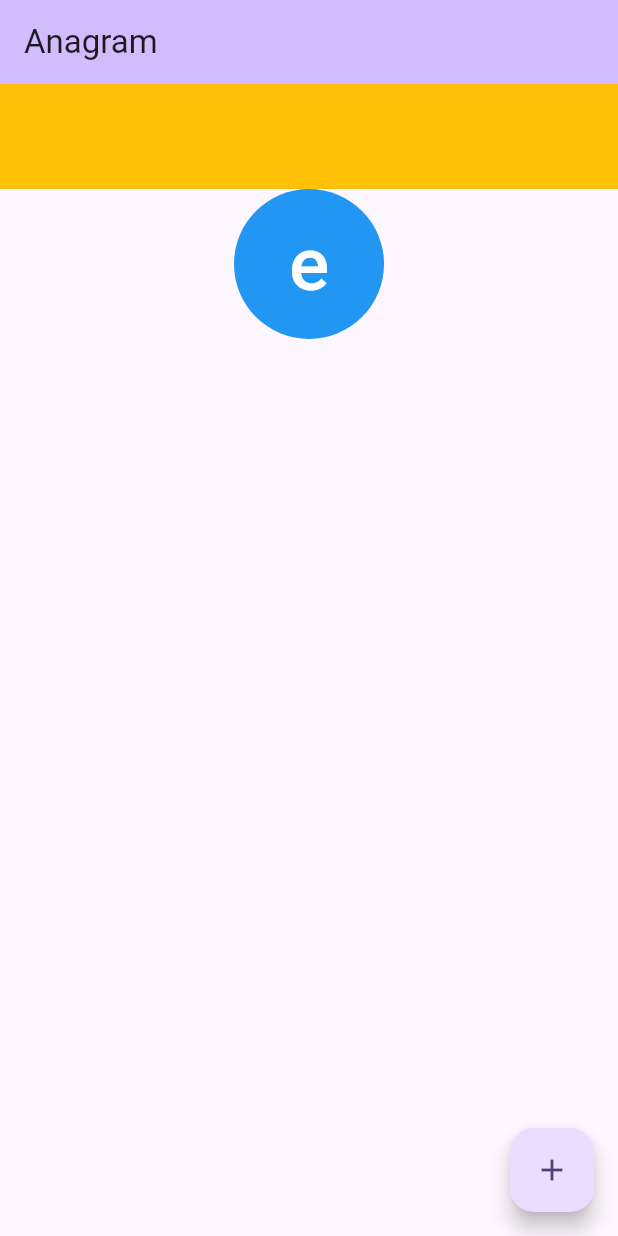
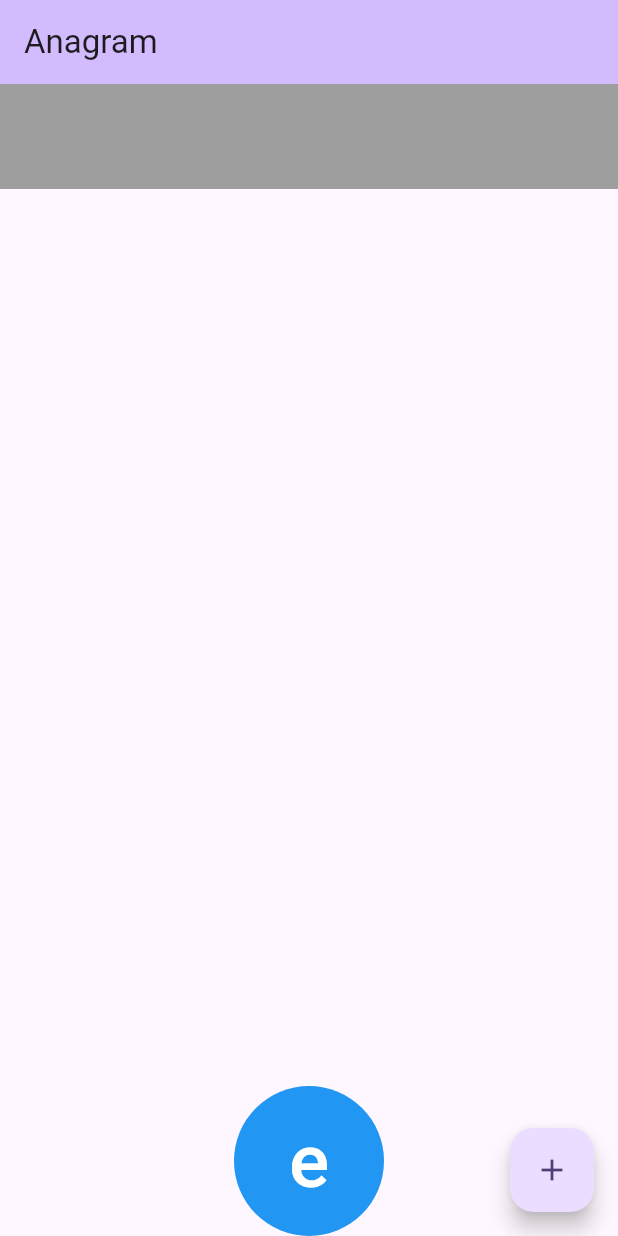
Before and after one commit to gillesbonnetpro/anagram, a Flutter app: the screen it shows after launch, after a tap on the "add" icon, on a phone screen of 412 x 824 dp. Run offline on Flutter 3.47's test engine with Material 3 defaults, Android fonts, the phone set to English and light mode, and no system bars.

Commit message:
couleurs de DnD

```diff
--- a/anagram/lib/main.dart
+++ b/anagram/lib/main.dart
@@ -46,26 +46,28 @@ class _MyHomePageState extends State<MyHomePage> {
       ),
       body: Center(
         child: Column(
+          mainAxisAlignment: MainAxisAlignment.spaceBetween,
           children: [
-            Container(
-              height: 70,
-              width: 500,
-              color: Colors.amber,
-              child: DragTarget<String>(
+            DragTarget<String>(
               onWillAccept: (letter) => letter != null,
               onAccept: (letter) => setState(() {
                 pastList.removeWhere((element) => element == letter);
                 accepted.add(letter);
               }),
               onLeave: null,
-                builder: (context, candidates, rejected) => Row(
+              builder: (context, candidates, rejected) => Container(
+                height: 70,
+                width: 500,
+                color: candidates.isEmpty ? Colors.grey : Colors.amber,
+                child: Row(
                   mainAxisAlignment: MainAxisAlignment.center,
                   children: accepted
-                      .map((e) => Draggable<String>(
-                            data: e,
-                            feedback: Pastille(lettre: e),
-                            child: Pastille(lettre: e),
-                          ))
+                      .map(
+                        (e) => Pastille(
+                          lettre: e,
+                          color: Colors.red,
+                        ),
+                      )
                       .toList(),
                 ),
               ),
@@ -75,8 +77,23 @@ class _MyHomePageState extends State<MyHomePage> {
               children: pastList
                   .map((e) => Draggable<String>(
                         data: e,
-                        feedback: Pastille(lettre: e),
-                        child: Pastille(lettre: e),
+                        feedback: Pastille(
+                          lettre: e,
+                          color: Colors.grey,
+                        ),
+                        childWhenDragging: Opacity(
+                          opacity: 0.5,
+                          child: Pastille(
+                            lettre: e,
+                            color: Colors.blue,
+                          ),
+                        ),
+                        child: Material(
+                          child: Pastille(
+                            lettre: e,
+                            color: Colors.blue,
+                          ),
+                        ),
                       ))
                   .toList(),
             ),
--- a/anagram/lib/pastille.dart
+++ b/anagram/lib/pastille.dart
@@ -2,24 +2,30 @@ import 'package:flutter/material.dart';
 
 class Pastille extends StatelessWidget {
   final String lettre;
-  const Pastille({super.key, required this.lettre});
+  final Color color;
+
+  const Pastille({super.key, required this.lettre, required this.color});
 
   @override
   Widget build(BuildContext context) {
     TextStyle style = const TextStyle(
-        color: Colors.white, fontWeight: FontWeight.w500, fontSize: 50);
+        color: Colors.white,
+        fontWeight: FontWeight.w500,
+        fontSize: 50,
+        decoration: TextDecoration.none);
     return Container(
       width: 100.0,
       height: 100.0,
-      decoration: const BoxDecoration(
+      decoration: BoxDecoration(
         shape: BoxShape.circle,
-        color: Colors.blue,
+        color: color,
       ),
       child: Center(
-          child: Text(
-        lettre,
-        style: style,
-      )),
+        child: Text(
+          lettre,
+          style: style,
+        ),
+      ),
     );
   }
 }
```
Lines whose indentation alone changed are shown as unchanged.
